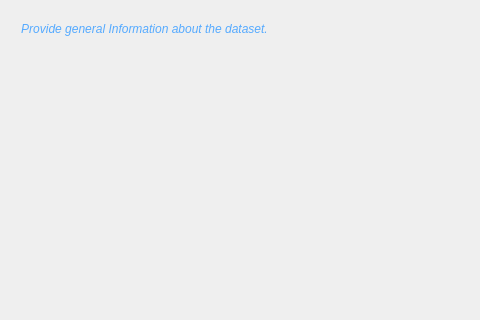
This is pymdwizard/gui/ui_files/idinfo.ui in DOI-USGS/fort-pymdwizard as Qt 5 draws it before an edit; both pictures show x 0 to 480 and y 0 to 320 of the 1108 by 845 pixel window. The edited form follows.
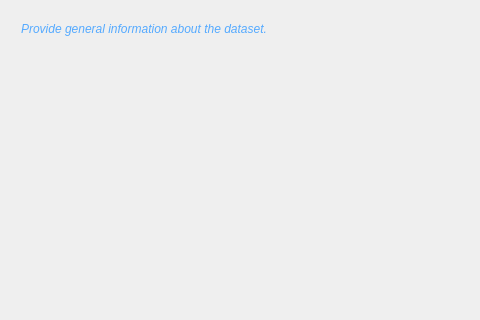
This is the edited form.

What changed in the file:
```diff
--- a/pymdwizard/gui/ui_files/idinfo.ui
+++ b/pymdwizard/gui/ui_files/idinfo.ui
@@ -74,7 +74,7 @@
          <string>Required</string>
         </property>
         <property name="text">
-         <string>&lt;html&gt;&lt;head/&gt;&lt;body&gt;&lt;p&gt;&lt;span style=&quot; font-size:9pt; font-style:italic; color:#55aaff;&quot;&gt;Provide general Information about the dataset.&lt;/span&gt;&lt;/p&gt;&lt;/body&gt;&lt;/html&gt;</string>
+         <string>&lt;html&gt;&lt;head/&gt;&lt;body&gt;&lt;p&gt;&lt;span style=&quot; font-size:9pt; font-style:italic; color:#55aaff;&quot;&gt;Provide general information about the dataset.&lt;/span&gt;&lt;/p&gt;&lt;/body&gt;&lt;/html&gt;</string>
         </property>
         <property name="textFormat">
          <enum>Qt::RichText</enum>
```
